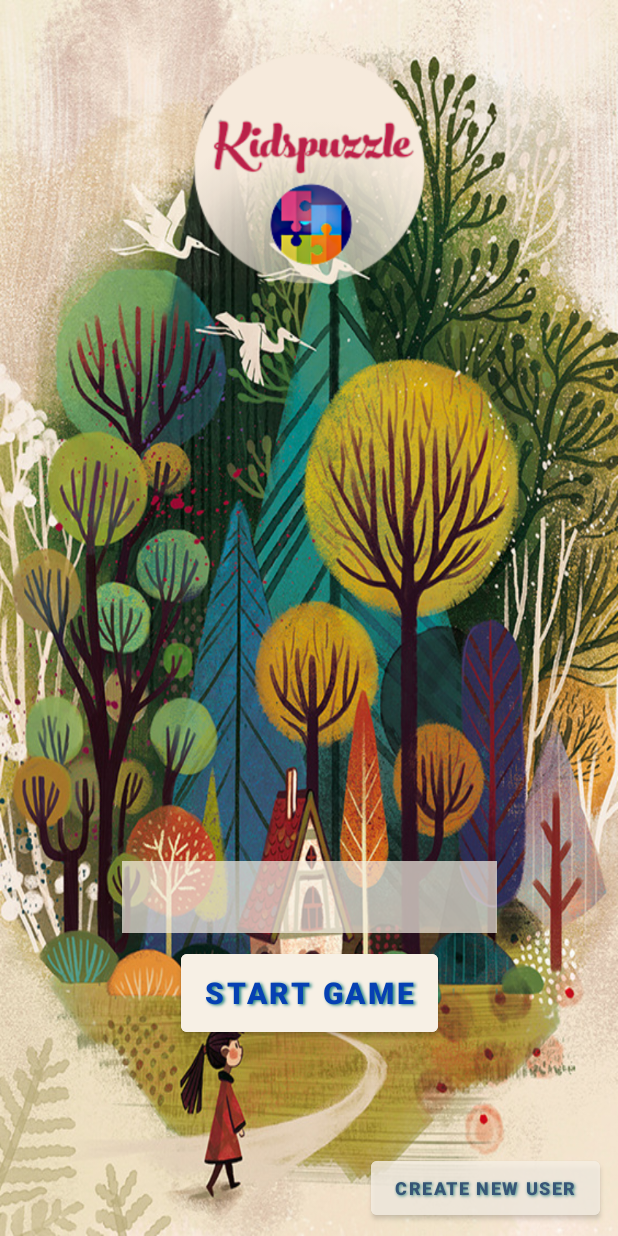
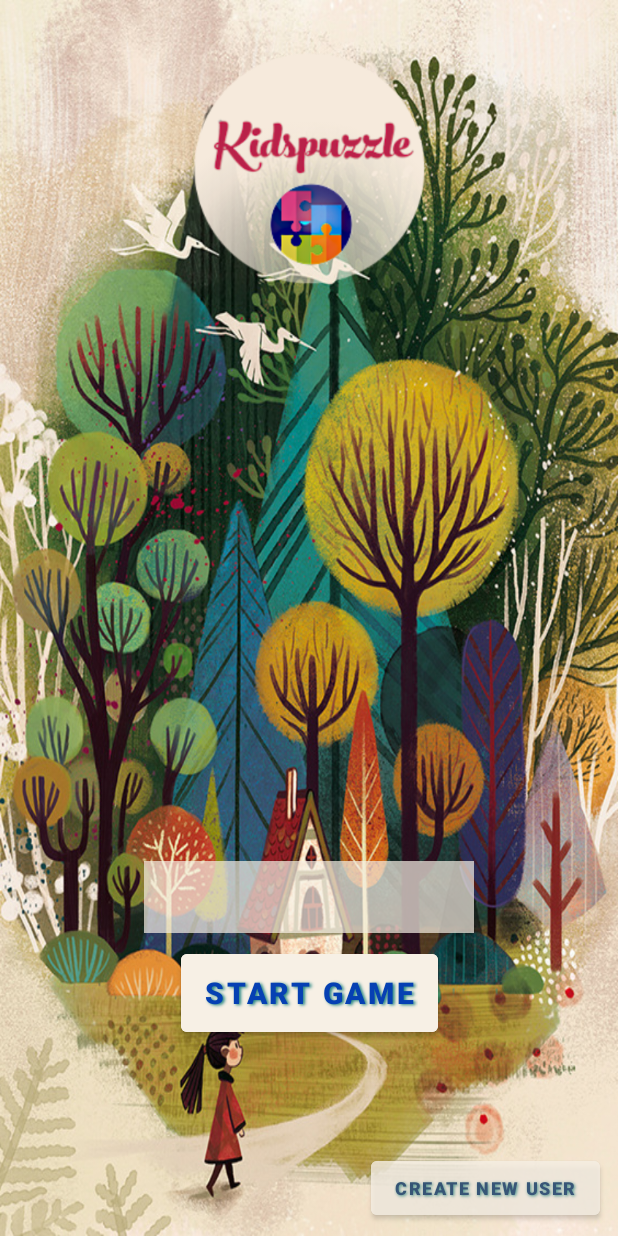
Before and after one commit to SantaKolosovska/KidsPuzzle, an Android app: the screen it shows after launch (StartActivity), on a phone screen of 412 x 824 dp. Run offline under Robolectric (Android 15) with nearby library versions, the phone set to English and light mode, and no system bars.

Commit message:
minor changes

```diff
--- a/app/src/main/res/layout/activity_complexity.xml
+++ b/app/src/main/res/layout/activity_complexity.xml
@@ -21,7 +21,7 @@
         android:shadowRadius="5"
         android:layout_marginStart="40dp"
         android:layout_marginEnd="40dp"
-        android:text="Choose the number of pieces: "
+        android:text="Choose the number of puzzle pieces: "
         android:textAlignment="center"
         android:textColor="@color/beige"
         android:textSize="32sp"
--- a/app/src/main/res/layout/activity_start.xml
+++ b/app/src/main/res/layout/activity_start.xml
@@ -24,7 +24,7 @@
 
     <ImageView
         android:id="@+id/list_background"
-        android:layout_width="250dp"
+        android:layout_width="220dp"
         android:layout_height="48dp"
         android:alpha="0.7"
         android:background="@color/beige"
@@ -32,17 +32,22 @@
         app:layout_constraintBottom_toTopOf="@id/StartGame"
         app:layout_constraintEnd_toEndOf="parent"
         app:layout_constraintStart_toStartOf="parent"
-        android:layout_marginBottom="8dp"/>
+        android:layout_marginBottom="8dp">
+    </ImageView>
+
+
+
 
     <ListView
         android:id="@+id/list_usernames"
-        android:layout_width="240dp"
+        android:layout_width="220dp"
         android:layout_height="48dp"
         android:scrollbarThumbVertical="@color/design_default_color_primary"
         app:layout_constraintBottom_toTopOf="@id/StartGame"
         app:layout_constraintEnd_toEndOf="parent"
         app:layout_constraintStart_toStartOf="parent"
         android:layout_marginBottom="8dp"/>
+
 
     <Button
         android:id="@+id/StartGame"
@@ -63,7 +68,8 @@
         android:textStyle="bold"
         app:layout_constraintBottom_toBottomOf="parent"
         app:layout_constraintEnd_toEndOf="parent"
-        app:layout_constraintStart_toStartOf="parent" />
+        app:layout_constraintStart_toStartOf="parent"
+        />
 
     <Button
         android:id="@+id/createUsername"
```
